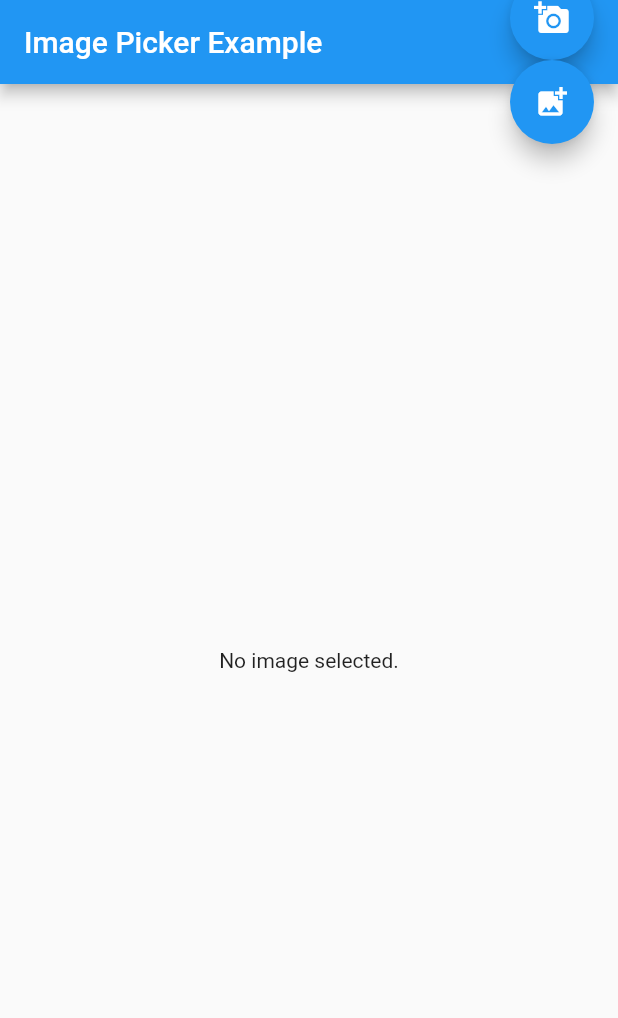
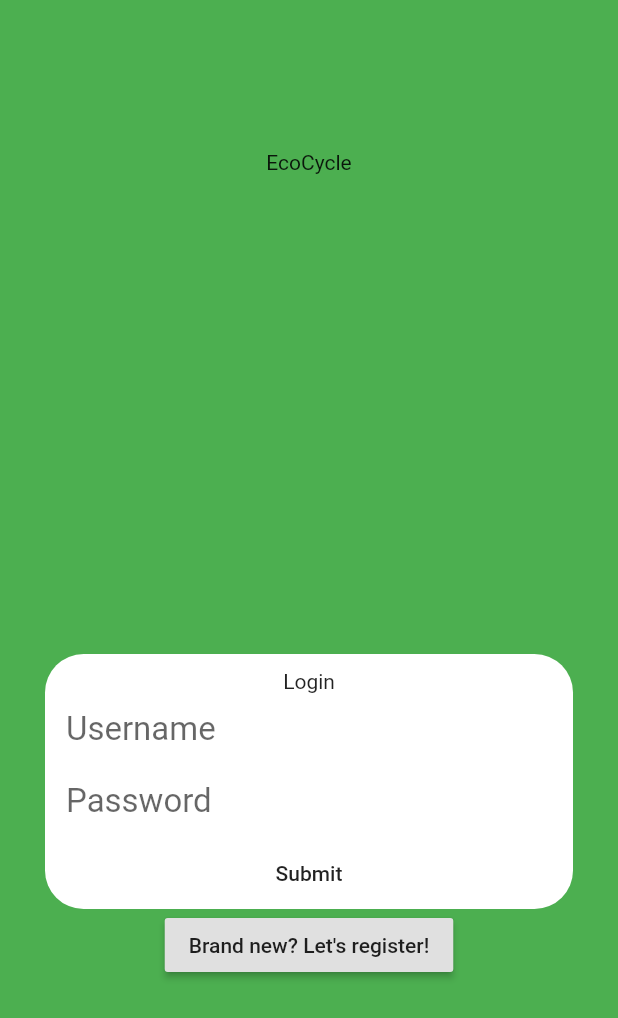
Before and after one commit to YuanSamuel/clothing_finder, a Flutter app: the screen it shows after launch, on a phone screen of 412 x 824 dp. Shown: the top 1018 px of the screen. Run offline on Flutter 3.47's test engine with Material 2 defaults, Android fonts, the light colour scheme and no system bars; our stand-ins replace image_picker.

Commit message:
Update main.dart

```diff
--- a/lib/main.dart
+++ b/lib/main.dart
@@ -1,71 +1,133 @@
-import 'dart:io';
-
 import 'package:flutter/material.dart';
-import 'package:image_picker/image_picker.dart';
+import 'registerPage.dart';
+import 'data.dart';
 
 void main() {
-  runApp(MyApp());
+  runApp(MaterialApp(
+    debugShowCheckedModeBanner: false,
+    home: LoginPage(),
+  ));
 }
 
-class MyApp extends StatelessWidget {
-  // This widget is the root of your application.
+class LoginPage extends StatefulWidget {
   @override
-  Widget build(BuildContext context) {
-    return MaterialApp(
-      home: MyHomePage(),
-    );
-  }
+  _pageState createState() => _pageState();
 }
 
-class MyHomePage extends StatefulWidget {
-  @override
-  _MyHomePageState createState() => _MyHomePageState();
-}
+class _pageState extends State<LoginPage> {
+  String name;
+  String password;
 
-class _MyHomePageState extends State<MyHomePage> {
-  File _image;
+  TextEditingController nameController;
+  TextEditingController passwordController;
 
-  Future getImage() async {
-    var image = await ImagePicker.pickImage(source: ImageSource.camera);
+  DatabaseService data = new DatabaseService('e');
 
-    setState(() {
-      _image = image;
-    });
+  void initState() {
+    super.initState();
+    nameController = new TextEditingController();
+    passwordController = new TextEditingController();
   }
 
-  Future getImageFile() async {
-    var image = await ImagePicker.pickImage(source: ImageSource.gallery);
 
-    setState(() {
-      _image = image;
-    });
-  }
 
   @override
   Widget build(BuildContext context) {
     return Scaffold(
-      appBar: AppBar(
-        title: Text('Image Picker Example'),
-      ),
-      body: Center(
-        child: _image == null
-            ? Text('No image selected.')
-            : Image.file(_image),
-      ),
-        floatingActionButton: Column(
+      backgroundColor: Colors.green,
+      body: ListView(children: <Widget>[
+        Column(
           children: <Widget>[
-            FloatingActionButton(
-              onPressed: getImage,
-              tooltip: 'Pick Image',
-              child: Icon(Icons.add_a_photo),
-            ),
-            FloatingActionButton(
-              onPressed: getImageFile,
-              tooltip: 'Pick Image',
-              child: Icon(Icons.add_photo_alternate),
-            ),
+            SizedBox(height: 100),
+            Text("EcoCycle"),
+            SizedBox(height: 260),
+            Container(
+                margin:
+                const EdgeInsets.only(left: 30.0, top: 60.0, right: 30.0),
+                height: 170.0,
+                decoration: new BoxDecoration(
+                    color: Colors.white,
+                    borderRadius:
+                    new BorderRadius.all(new Radius.circular(25.7))),
+                child: new Directionality(
+                    textDirection: TextDirection.ltr,
+                    child: Column(
+                      children: <Widget>[
+                        SizedBox(height: 10),
+                        Text('Login'),
+                        new TextField(
+                          controller: nameController,
+                          autofocus: false,
+                          style: new TextStyle(
+                              fontSize: 22.0, color: Color(0xFFbdc6cf)),
+                          decoration: new InputDecoration(
+                            filled: true,
+                            fillColor: Colors.white,
+                            hintText: 'Username',
+                            contentPadding: const EdgeInsets.only(
+                                left: 14.0, bottom: 8.0, top: 8.0),
+                            focusedBorder: OutlineInputBorder(
+                              borderSide: new BorderSide(color: Colors.white),
+                              borderRadius: new BorderRadius.circular(25.7),
+                            ),
+                            enabledBorder: UnderlineInputBorder(
+                              borderSide: new BorderSide(color: Colors.white),
+                              borderRadius: new BorderRadius.circular(25.7),
+                            ),
+                          ),
+                          onChanged: (text) {
+                            name = text;
+                          },
+                        ),
+                        new TextField(
+                          controller: passwordController,
+                          autofocus: false,
+                          style: new TextStyle(
+                              fontSize: 22.0, color: Color(0xFFbdc6cf)),
+                          decoration: new InputDecoration(
+                            filled: true,
+                            fillColor: Colors.white,
+                            hintText: 'Password',
+                            contentPadding: const EdgeInsets.only(
+                                left: 14.0, bottom: 8.0, top: 8.0),
+                            focusedBorder: OutlineInputBorder(
+                              borderSide: new BorderSide(color: Colors.white),
+                              borderRadius: new BorderRadius.circular(25.7),
+                            ),
+                            enabledBorder: UnderlineInputBorder(
+                              borderSide: new BorderSide(color: Colors.white),
+                              borderRadius: new BorderRadius.circular(25.7),
+                            ),
+                          ),
+                          onChanged: (text) {
+                            password = text;
+                          },
+                        ),
+                        FlatButton(
+                          child: Text(
+                              'Submit'
+                          ),
+                          onPressed: () {
+                            print(nameController.text);
+                            data.handleSignInEmail(nameController.text, passwordController.text);
+                            print("submitted");
+                          },
+                        ),
+                      ],
+                    ))),
+            RaisedButton(
+              child: Text(
+                  "Brand new? Let's register!"
+              ),
+              onPressed: (){
+                Navigator.push(
+                    context,
+                    MaterialPageRoute(builder: (context) => Register()));
+              },
+            )
           ],
         )
+      ]),
     );
   }
 }
```
